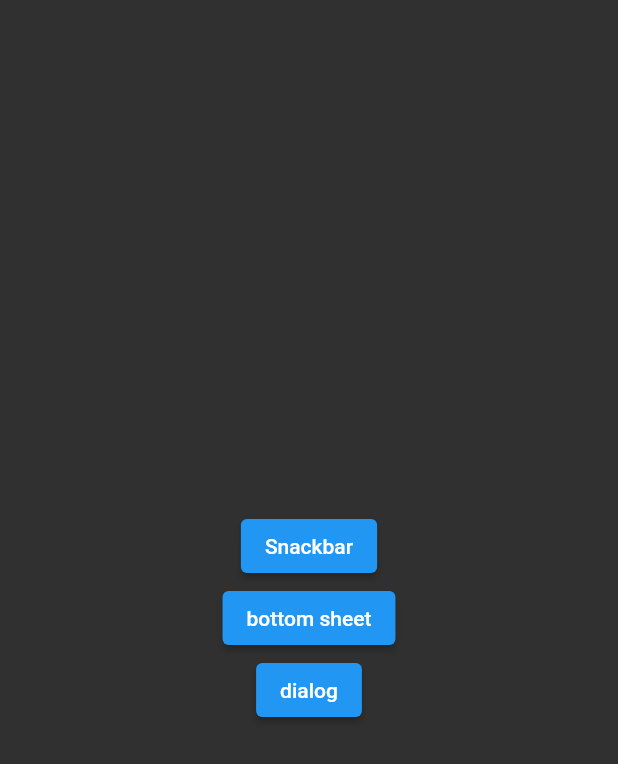
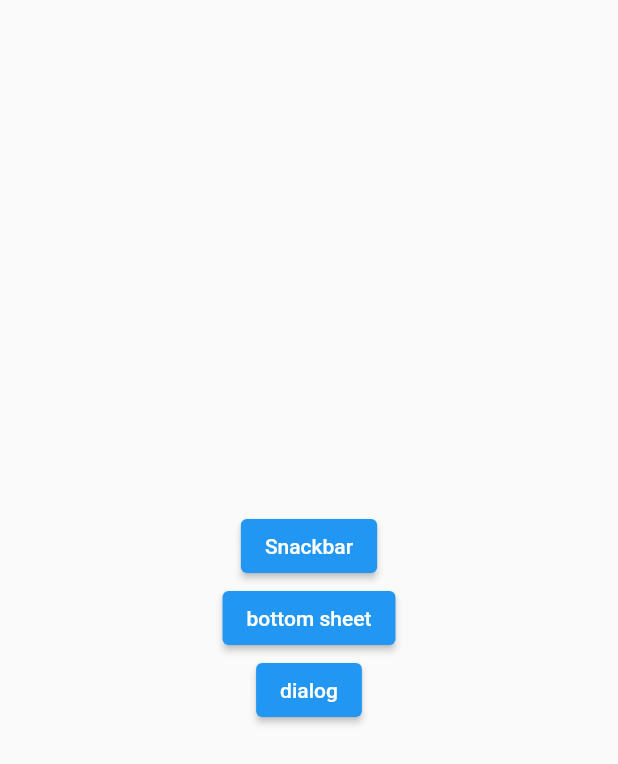
Before and after one commit to kume1a/flutter_global_navigator, a Flutter app: the screen it shows after launch, on a phone screen of 412 x 824 dp. Shown: the top 764 px of the screen. Run offline on Flutter 3.47's test engine with Material 2 defaults, Android fonts, the phone set to English and light mode, and no system bars.

Commit message:
snackbar title message text color for themes fixed

```diff
--- a/example/lib/main.dart
+++ b/example/lib/main.dart
@@ -15,14 +15,14 @@ class App extends StatelessWidget {
   @override
   Widget build(BuildContext context) {
     return MaterialApp(
-      title: 'global dismissible dialog demo',
+      title: 'global navigator demo',
       navigatorKey: navigatorKey,
       theme: ThemeData(
         primarySwatch: Colors.blue,
       ),
       darkTheme: ThemeData.dark(),
       home: const Home(),
-      themeMode: ThemeMode.dark,
+      themeMode: ThemeMode.light,
     );
   }
 }
--- a/lib/src/global_navigator.dart
+++ b/lib/src/global_navigator.dart
@@ -174,7 +174,7 @@ class GlobalNavigator {
           Text(
             title,
             style: TextStyle(
-              color: colorText ?? Colors.black,
+              color: colorText,
               fontWeight: FontWeight.w800,
               fontSize: 16,
             ),
@@ -183,7 +183,7 @@ class GlobalNavigator {
           Text(
             message,
             style: TextStyle(
-              color: colorText ?? Colors.black,
+              color: colorText,
               fontWeight: FontWeight.w300,
               fontSize: 14,
             ),
```
Also changed, not shown: example/pubspec.lock.
